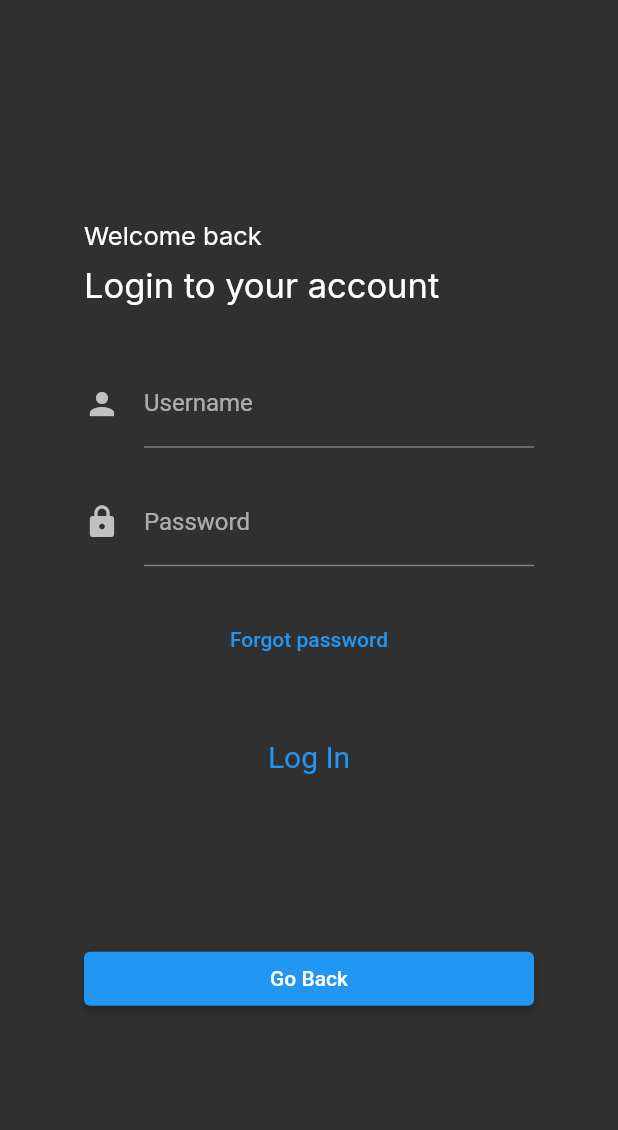
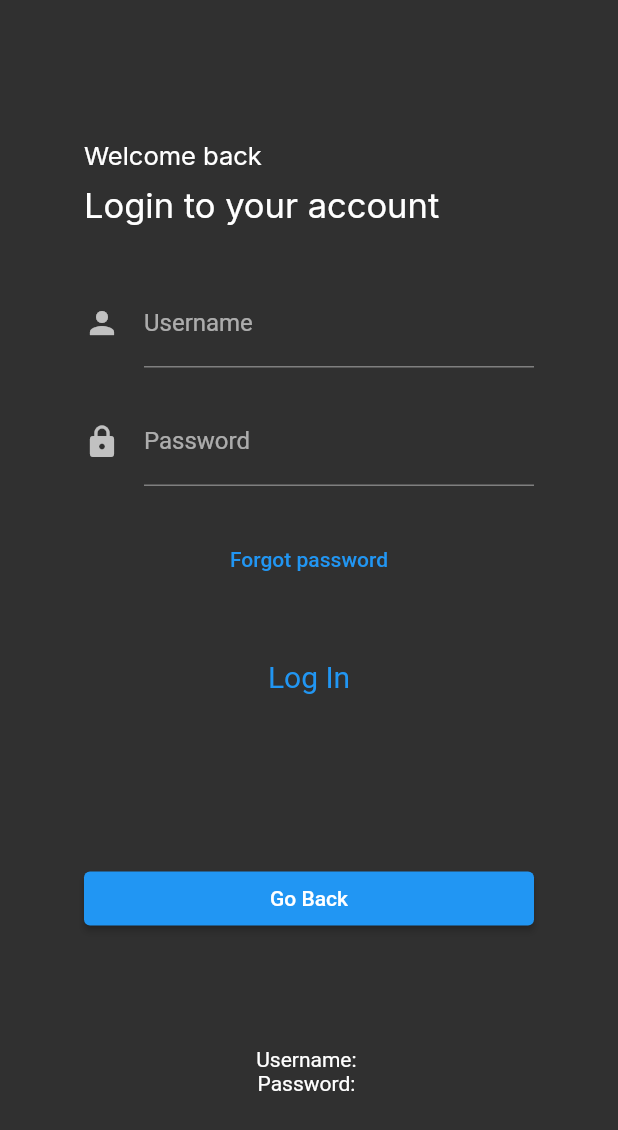
Before and after one commit to TD-Academy/Elf-Hearts-Mobile, a Flutter app: the LogInPage screen opened by its route, after a tap on "Log In", on a phone screen of 412 x 824 dp. Shown: the top 1130 px of the screen. Run offline on Flutter 3.47's test engine with Material 2 defaults, Android fonts, the phone set to English and light mode, and no system bars; our stand-ins replace flutter_secure_storage, google_fonts; accounts and stored records are empty; network calls fail.

Commit message:
log in working on app level but state management and storage not working, sign up hiisen ch not tested

```diff
--- a/lib/components/logInDevices/logInMobile.dart
+++ b/lib/components/logInDevices/logInMobile.dart
@@ -1,5 +1,11 @@
 import 'package:flutter/material.dart';
 import 'package:google_fonts/google_fonts.dart';
+import 'package:provider/provider.dart';
+import 'package:users/state/loginState.dart';
+import '../../data/login.dart';
+
+// Not finished
+// Works with backend but not on app level
 
 class LoginMobile extends StatefulWidget {
   const LoginMobile({Key? key}) : super(key: key);
@@ -9,7 +15,8 @@ class LoginMobile extends StatefulWidget {
 }
 
 class _LoginMobileState extends State<LoginMobile> {
-  bool _isChecked = false;
+  UserLoginProvider loginProvider = UserLoginProvider();
+
   @override
   Widget build(BuildContext context) {
     return Center(
@@ -44,7 +51,7 @@ class _LoginMobileState extends State<LoginMobile> {
                       icon: Icon(Icons.person),
                       labelText: 'Username',
                     ),
-
+                    controller: loginProvider.userNameController,
                   ),
                   const SizedBox(height: 20),
                   TextFormField(
@@ -52,18 +59,26 @@ class _LoginMobileState extends State<LoginMobile> {
                       icon: Icon(Icons.lock),
                       labelText: 'Password',
                     ),
+                    controller: loginProvider.passwordController,
                   ),
                   const SizedBox(height: 25),
                   TextButton(
-                    onPressed: () {},
+                    onPressed: () {
+                      loginProvider
+                          .updateName(loginProvider.userNameController.text);
+                      loginProvider.updatePassword(
+                          loginProvider.passwordController.text);
+                    },
                     child: const Text('Forgot password'),
                   ),
                   const SizedBox(height: 30),
                   TextButton(
                     style: TextButton.styleFrom(
-                      textStyle: const TextStyle(fontSize: 20)
-                    ),
-                    onPressed: () {  },
+                        textStyle: const TextStyle(fontSize: 20)),
+                    onPressed: () {
+                      signIn(loginProvider.userNameController.text,
+                          loginProvider.passwordController.text);
+                    },
                     child: const Text('Log In'),
                   ),
                   const SizedBox(height: 100),
@@ -72,7 +87,19 @@ class _LoginMobileState extends State<LoginMobile> {
                     onPressed: () {
                       Navigator.of(context).pushNamed('/home');
                     },
-                  )
+                  ),
+                  const SizedBox(height: 75),
+                  Consumer<UserLoginProvider>(
+                      builder: (context, provider, child) {
+                    return Column(
+                      children: [
+                        Text('Username: ${provider.userName}'),
+                        Text('Password: ${provider.password}')
+                      ],
+                    );
+                  })
+                  // Text('Username: ${loginProvider.userName}'),
+                  // Text('Password: ${loginProvider.password}')
                 ],
               ),
             ),
--- a/lib/components/logInPage.dart
+++ b/lib/components/logInPage.dart
@@ -1,4 +1,6 @@
 import 'package:flutter/material.dart';
+import 'package:provider/provider.dart';
+import 'package:users/state/loginState.dart';
 import './logInDevices/logInMobile.dart';
 import './logInDevices/logInTablet.dart';
 import './logInDevices/logInDesktop.dart';
@@ -12,7 +14,8 @@ class LogInPage extends StatelessWidget {
       body: LayoutBuilder(
         builder: (context, constraints) {
           if (constraints.maxWidth < 600) {
-            return const LoginMobile();
+            return ChangeNotifierProvider<UserLoginProvider>(
+                create: (_) => UserLoginProvider(), child: const LoginMobile());
           } else if (constraints.maxWidth > 600 && constraints.maxWidth < 900) {
             return const LoginTablet();
           } else {
--- /dev/null
+++ b/lib/data/login.dart
@@ -0,0 +1,37 @@
+import 'dart:convert';
+import 'package:http/http.dart' as http;
+import 'package:users/services/storage_service.dart';
+
+const String apiEndpoint = "http://localhost:3000/user/users";
+
+final Uri url = Uri.parse(apiEndpoint);
+
+var isUser = false;
+var responseMessage = '';
+
+// Warning!
+// Sign In working gehdee app level dee boloogu bga, state management bolon local storage token ed nariig handle hiih bolomjgu bga
+// Currently working on Sign Up
+
+void signIn(name, password) async {
+  try {
+    var data = await http.get(url);
+    var jsonData = jsonDecode(data.body);
+
+    for (var i = 0; i < jsonData.length; i++) {
+      if (name == jsonData[i]['userName'] &&
+          password == jsonData[i]['password']) {
+        isUser = true;
+        responseMessage = 'Successfully logged in.';
+        await secureStorage.write(key: 'KEY_USERNAME', value: name);
+        await secureStorage.write(key: 'KEY_PASSWORD', value: password);
+        print(secureStorage.readAll().hashCode);
+      } else {
+        responseMessage = 'Incorrect username or password!';
+      }
+    }
+    print(responseMessage);
+  } catch (e) {
+    print(e);
+  }
+}
--- /dev/null
+++ b/lib/models/signUpModel.dart
@@ -0,0 +1,29 @@
+// My data body for Sign up
+// Nest deer avj uzhiin bol model gesen ug
+
+class SignUpBody {
+  String firstName;
+  String lastName;
+  String userName;
+  String email;
+  String phoneNumber;
+  String password;
+  SignUpBody(
+      {required this.firstName,
+      required this.lastName,
+      required this.userName,
+      required this.email,
+      required this.phoneNumber,
+      required this.password});
+
+  Map<String, dynamic> toJson() {
+    final Map<String, dynamic> data = <String, dynamic>{};
+    data["firstName"] = firstName;
+    data["lastName"] = lastName;
+    data["userName"] = userName;
+    data['email'] = email;
+    data["phone"] = phoneNumber;
+    data['password'] = password;
+    return data;
+  }
+}
--- /dev/null
+++ b/lib/services/storage_service.dart
@@ -0,0 +1,5 @@
+import 'package:flutter_secure_storage/flutter_secure_storage.dart';
+
+// Storage service initialize hiij bga ni gehdee yag yaj ashiglahiig ni sain oilgoogu
+
+FlutterSecureStorage secureStorage = const FlutterSecureStorage();
--- /dev/null
+++ b/lib/state/loginState.dart
@@ -0,0 +1,25 @@
+import 'package:flutter/cupertino.dart';
+
+// Minii state management hiih gej uzsen oroldlogo
+// Not working
+
+class UserLoginProvider extends ChangeNotifier {
+  TextEditingController userNameController = TextEditingController();
+  TextEditingController passwordController = TextEditingController();
+
+  String _userName = '';
+  String _password = '';
+
+  String get userName => _userName;
+  String get password => _password;
+
+  void updateName(String name) {
+    _userName = name;
+    notifyListeners();
+  }
+
+  void updatePassword(String pass) {
+    _password = pass;
+    notifyListeners();
+  }
+}
```
Also changed, not shown: lib/components/signUpDevices/signUpMobile.dart (+47 -5 lines), lib/components/startPage.dart (added, +46 -0 lines), lib/data/signUp.dart (added, +61 -0 lines), lib/main.dart (+11 -6 lines), lib/services/signUpService.dart (added, +22 -0 lines), lib/state/signUpState.dart (added, +22 -0 lines), pubspec.yaml (+4 -4 lines), pubspec.lock, 5 other files.
